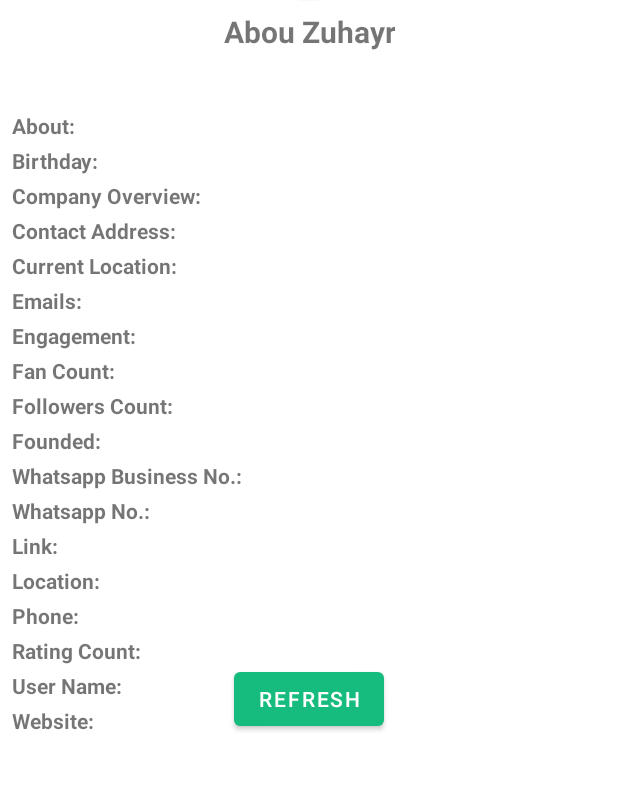
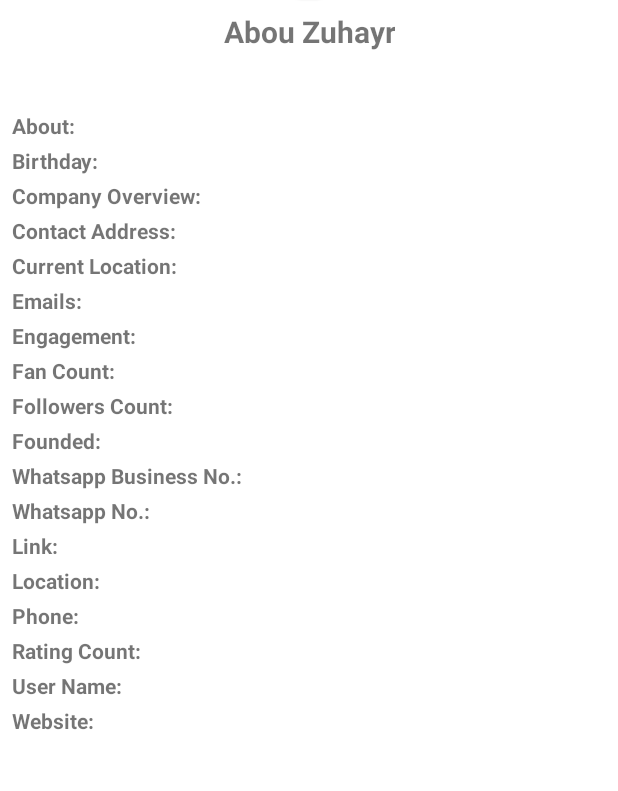
Before and after one commit to zuhayr123/sampleDependencyInjectedAndroidApp, an Android app: the layout fragment_page_data_layout.xml on its own in the app's theme, with its tools: preview values and no code run, on a phone screen of 412 x 824 dp, the part 301-1092 px from its top. Run offline under Robolectric (Android 15) with nearby library versions, the phone set to English and light mode, and no system bars.

Commit message:
the app is ready for another update with the back press issue resolved

```diff
--- a/app/src/main/java/com/laaltentech/abou/myapplication/game/owner/fragments/FacebookProfileFragment.kt
+++ b/app/src/main/java/com/laaltentech/abou/myapplication/game/owner/fragments/FacebookProfileFragment.kt
@@ -61,9 +61,7 @@ class FacebookProfileFragment: Fragment(), Injectable {
     }
 
     override fun onActivityCreated(savedInstanceState: Bundle?) {
-
-        (activity as GameActivity).window?.addFlags(WindowManager.LayoutParams.FLAG_LAYOUT_IN_SCREEN);
-
+        (activity as GameActivity).window?.clearFlags(WindowManager.LayoutParams.FLAG_LAYOUT_NO_LIMITS)
         ((activity as GameActivity) as AppCompatActivity?)!!.supportActionBar!!.show()
 
         viewModelInit()
--- a/app/src/main/res/layout/fragment_page_data_layout.xml
+++ b/app/src/main/res/layout/fragment_page_data_layout.xml
@@ -469,15 +469,6 @@
                         </androidx.appcompat.widget.LinearLayoutCompat>
                     </androidx.appcompat.widget.LinearLayoutCompat>
 
-                    <Button
-                        android:id="@+id/refresh"
-                        android:layout_width="wrap_content"
-                        android:layout_height="wrap_content"
-                        android:text="Refresh"
-                        app:layout_constraintBottom_toBottomOf="parent"
-                        app:layout_constraintEnd_toEndOf="parent"
-                        app:layout_constraintStart_toStartOf="parent" />
-
                 </androidx.constraintlayout.widget.ConstraintLayout>
 
             </androidx.constraintlayout.widget.ConstraintLayout>
```
